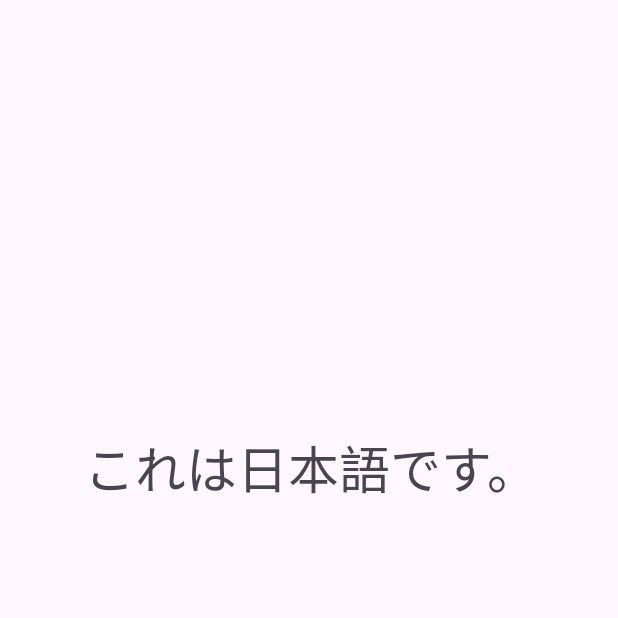
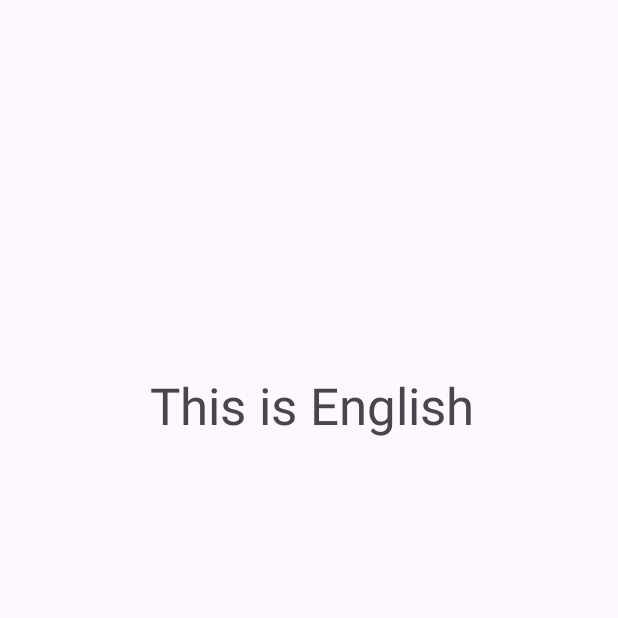
Before and after one commit to ItoSoshun/AppDev-F, an Android app: the screen it shows after launch (MainActivity), on a phone screen of 412 x 824 dp, the top half of it. Run offline under Robolectric (Android 15) with nearby library versions, the phone set to English and light mode, and no system bars.

Commit message:
演習-テキストを編集する

```diff
--- a/app/build.gradle
+++ b/app/build.gradle
@@ -26,6 +26,10 @@ android {
         sourceCompatibility JavaVersion.VERSION_11
         targetCompatibility JavaVersion.VERSION_11
     }
+
+    buildFeatures {
+        viewBinding true
+    }
 }
 
 dependencies {
--- a/app/src/main/java/jp/ac/meijou/android/s241205017/MainActivity.java
+++ b/app/src/main/java/jp/ac/meijou/android/s241205017/MainActivity.java
@@ -7,18 +7,31 @@ import androidx.appcompat.app.AppCompatActivity;
 import androidx.core.graphics.Insets;
 import androidx.core.view.ViewCompat;
 import androidx.core.view.WindowInsetsCompat;
+import android.widget.TextView;
+import jp.ac.meijou.android.s241205017.databinding.ActivityMainBinding;
+
 
 public class MainActivity extends AppCompatActivity {
+
+    private ActivityMainBinding binding;
 
     @Override
     protected void onCreate(Bundle savedInstanceState) {
         super.onCreate(savedInstanceState);
         EdgeToEdge.enable(this);
-        setContentView(R.layout.activity_main);
+
+        binding = ActivityMainBinding.inflate(getLayoutInflater());
+        setContentView(binding.getRoot());
+
+
         ViewCompat.setOnApplyWindowInsetsListener(findViewById(R.id.main), (v, insets) -> {
             Insets systemBars = insets.getInsets(WindowInsetsCompat.Type.systemBars());
             v.setPadding(systemBars.left, systemBars.top, systemBars.right, systemBars.bottom);
             return insets;
         });
+
+        binding.id017.setText(R.string.text2);
     }
+
+
 }
--- a/app/src/main/res/layout/activity_main.xml
+++ b/app/src/main/res/layout/activity_main.xml
@@ -9,7 +9,7 @@
     tools:context=".MainActivity">
 
     <TextView
-        android:id="@+id/textView2"
+        android:id="@+id/id017"
         android:layout_width="416dp"
         android:layout_height="252dp"
         android:text="@string/text"
@@ -17,8 +17,9 @@
         android:textSize="34sp"
         app:layout_constraintBottom_toBottomOf="parent"
         app:layout_constraintEnd_toEndOf="parent"
-        app:layout_constraintHorizontal_bias="0.558"
+        app:layout_constraintHorizontal_bias="0.0"
         app:layout_constraintStart_toStartOf="parent"
-        app:layout_constraintTop_toTopOf="parent" />
+        app:layout_constraintTop_toTopOf="parent"
+        app:layout_constraintVertical_bias="0.432" />
 
 </androidx.constraintlayout.motion.widget.MotionLayout>
--- a/app/src/main/res/values/strings.xml
+++ b/app/src/main/res/values/strings.xml
@@ -1,4 +1,5 @@
 <resources>
     <string name="app_name">This is an application name</string>
     <string name="text">これは日本語です。</string>
+    <string name="text2">This is English</string>
 </resources>
```
